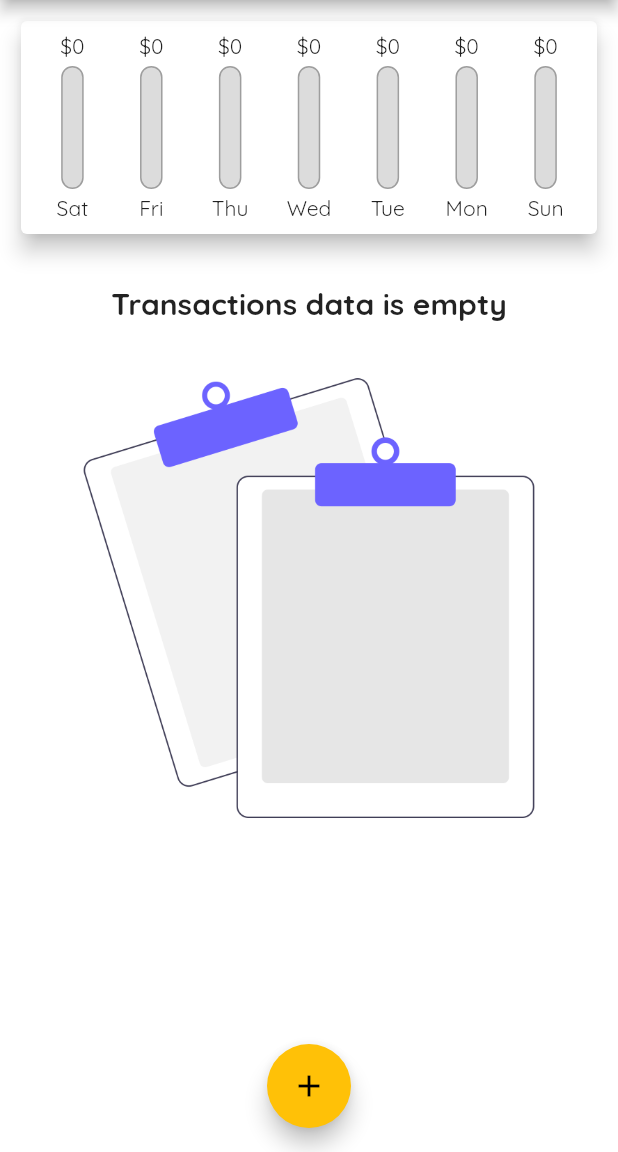
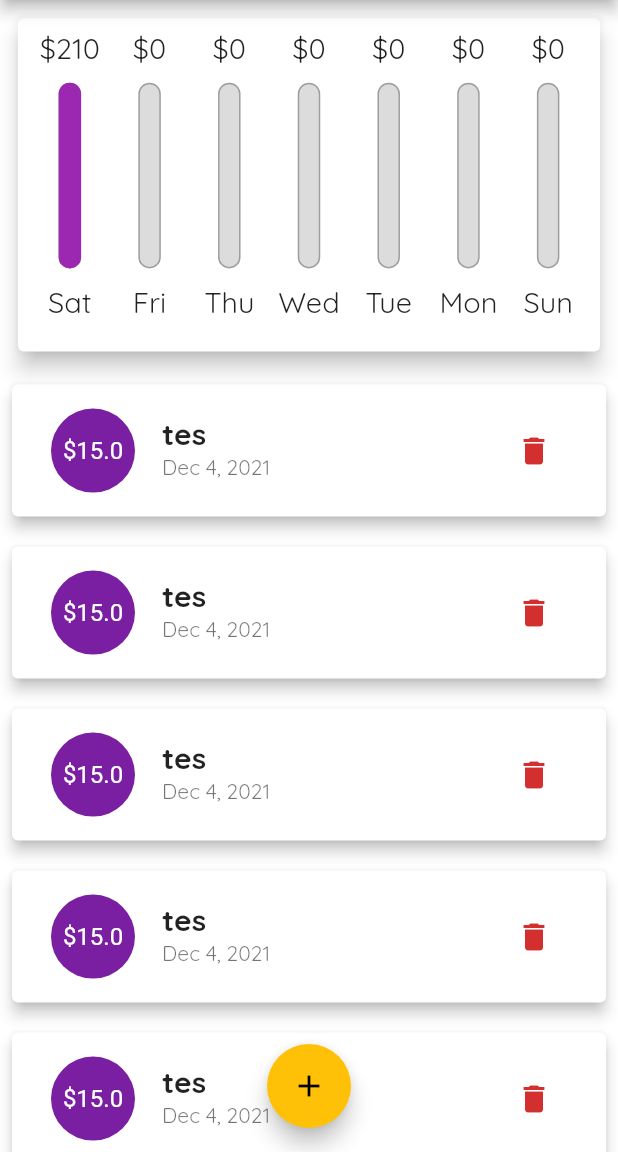
Before and after one commit to enryahhh/catatan-pengeluaran, a Flutter app: the screen it shows after launch, on a phone screen of 412 x 824 dp, the part 84-1236 px from its top. Run offline on Flutter 3.47's test engine with Material 2 defaults, Android fonts, the phone set to English and light mode, and no system bars; our stand-ins replace google_fonts.

Commit message:
add responsive (landscape mode)

```diff
--- a/lib/main.dart
+++ b/lib/main.dart
@@ -6,7 +6,10 @@ import 'package:personal_expenses_app/widgets/widgets.dart';
 import 'models/transaction.dart';
 
 void main() {
-  initializeDateFormatting('id_ID', null).then((_) => runApp(MyApp()));
+  initializeDateFormatting('id_ID', null).then((_) {
+    // SystemChrome.setPreferredOrientations([DeviceOrientation.portraitUp]);
+    return runApp(MyApp());
+  });
 }
 
 class MyApp extends StatelessWidget {
@@ -39,7 +42,78 @@ class MyHomePage extends StatefulWidget {
 }
 
 class _MyHomePageState extends State<MyHomePage> {
-  final List<Transaction> listTransactions = [];
+  final List<Transaction> listTransactions = [
+    Transaction(
+        id: DateTime.now().toString(),
+        title: 'tes',
+        amount: 15,
+        date: DateTime.now()),
+    Transaction(
+        id: DateTime.now().toString(),
+        title: 'tes',
+        amount: 15,
+        date: DateTime.now()),
+    Transaction(
+        id: DateTime.now().toString(),
+        title: 'tes',
+        amount: 15,
+        date: DateTime.now()),
+    Transaction(
+        id: DateTime.now().toString(),
+        title: 'tes',
+        amount: 15,
+        date: DateTime.now()),
+    Transaction(
+        id: DateTime.now().toString(),
+        title: 'tes',
+        amount: 15,
+        date: DateTime.now()),
+    Transaction(
+        id: DateTime.now().toString(),
+        title: 'tes',
+        amount: 15,
+        date: DateTime.now()),
+    Transaction(
+        id: DateTime.now().toString(),
+        title: 'tes',
+        amount: 15,
+        date: DateTime.now()),
+    Transaction(
+        id: DateTime.now().toString(),
+        title: 'tes',
+        amount: 15,
+        date: DateTime.now()),
+    Transaction(
+        id: DateTime.now().toString(),
+        title: 'tes',
+        amount: 15,
+        date: DateTime.now()),
+    Transaction(
+        id: DateTime.now().toString(),
+        title: 'tes',
+        amount: 15,
+        date: DateTime.now()),
+    Transaction(
+        id: DateTime.now().toString(),
+        title: 'tes',
+        amount: 15,
+        date: DateTime.now()),
+    Transaction(
+        id: DateTime.now().toString(),
+        title: 'tes',
+        amount: 15,
+        date: DateTime.now()),
+    Transaction(
+        id: DateTime.now().toString(),
+        title: 'tes',
+        amount: 15,
+        date: DateTime.now()),
+    Transaction(
+        id: DateTime.now().toString(),
+        title: 'tes',
+        amount: 15,
+        date: DateTime.now()),
+  ];
 
   void addNewTransaction(String title, double amount, DateTime choosenDate) {
     final newTrx = new Transaction(
@@ -98,9 +172,29 @@ class _MyHomePageState extends State<MyHomePage> {
     }).toList();
   }
 
+  bool _showChart = false;
+
   @override
   Widget build(BuildContext context) {
+    final isLandscape =
+        MediaQuery.of(context).orientation == Orientation.landscape;
     print(_getTransaction);
+    final appbar = AppBar(
+      title: Text(widget.title),
+      actions: [IconButton(onPressed: () {}, icon: Icon(Icons.filter_alt))],
+    );
+    final heightDevice = MediaQuery.of(context).size.height;
+
+    final listTrxWidget = Container(
+      child: TransactionList(
+        userTransactions: _getTransaction,
+        delTrx: deleteTrx,
+      ),
+      height: (heightDevice -
+              appbar.preferredSize.height -
+              MediaQuery.of(context).padding.top) *
+          0.7,
+    );
     return GestureDetector(
       onTap: () {
         FocusNode currentFocus = FocusScope.of(context);
@@ -111,33 +205,43 @@ class _MyHomePageState extends State<MyHomePage> {
       child: Scaffold(
         backgroundColor: Colors.white,
         resizeToAvoidBottomInset: false,
-        appBar: AppBar(
-          // Here we take the value from the MyHomePage object that was created by
-          // the App.build method, and use it to set our appbar title.
-          title: Text(widget.title),
-          actions: [
-            IconButton(onPressed: (){}, icon: Icon(Icons.filter_alt))
-          ],
-        ),
+        appBar: appbar,
         body: SingleChildScrollView(
           child: Column(
+            crossAxisAlignment: CrossAxisAlignment.stretch,
             children: <Widget>[
-              ChartTransaction(trxList: _getTransaction),
-              listTransactions.isEmpty
-                  ? Column(
-                      children: [
-                        SizedBox(height: 20),
-                        Text(
-                          "Transactions data is empty",
-                          style: Theme.of(context).textTheme.headline6,
-                        ),
-                        Image.asset("assets/image/no_data.png")
-                      ],
-                    )
-                  : TransactionList(
-                      userTransactions: _getTransaction,
-                      delTrx: deleteTrx,
-                    )
+              if (isLandscape)
+                Row(mainAxisAlignment: MainAxisAlignment.center, children: [
+                  Text("Show Chart"),
+                  Switch(
+                      value: _showChart,
+                      onChanged: (val) {
+                        setState(() {
+                          _showChart = val;
+                        });
+                      }),
+                ]),
+              if (!isLandscape)
+                Container(
+                  margin: EdgeInsets.all(8),
+                  child: ChartTransaction(trxList: _getTransaction),
+                  height: (heightDevice -
+                          appbar.preferredSize.height -
+                          MediaQuery.of(context).padding.top) *
+                      0.3,
+                ),
+              if (!isLandscape) listTrxWidget,
+              if (isLandscape)
+                _showChart
+                    ? Container(
+                        margin: EdgeInsets.all(8),
+                        child: ChartTransaction(trxList: _getTransaction),
+                        height: (heightDevice -
+                                appbar.preferredSize.height -
+                                MediaQuery.of(context).padding.top) *
+                            0.7,
+                      )
+                    : listTrxWidget
             ],
           ),
         ),
--- a/lib/widgets/chart.dart
+++ b/lib/widgets/chart.dart
@@ -27,12 +27,7 @@ class ChartTransaction extends StatelessWidget {
 
   @override
   Widget build(BuildContext context) {
-    return Container(
-      margin: EdgeInsets.all(10),
-      width: double.infinity,
-      height: MediaQuery.of(context).size.height -
-          (MediaQuery.of(context).size.height - 150),
-      child: Card(
+    return  Card(
         elevation:6,
         child: Padding(
           padding: const EdgeInsets.all(8.0),
@@ -53,7 +48,6 @@ class ChartTransaction extends StatelessWidget {
               //],
               ),
         ),
-      ),
     );
   }
 }
--- a/lib/widgets/chart_bar.dart
+++ b/lib/widgets/chart_bar.dart
@@ -15,16 +15,22 @@ class ChartBar extends StatelessWidget {
   @override
   Widget build(BuildContext context) {
     print(spendingTotal);
-    return Container(
-      child: Column(
-        children: [
-          FittedBox(
-            child: Text("\$${spendingAmnt.toStringAsFixed(0)}"),
-          ),
-          SizedBox(height:4),
-          Expanded(
-            child: Container(
+    return LayoutBuilder(
+      builder: (ctx, constraint) {
+        final availableHeight = constraint.maxHeight;
+        return Column(
+          // mainAxisAlignment:MainAxisAlignment.center,
+          children: [
+            Container(
+              height: availableHeight * 0.12,
+              child: FittedBox(
+                child: Text("\$${spendingAmnt.toStringAsFixed(0)}"),
+              ),
+            ),
+            SizedBox(height: availableHeight * 0.05),
+            Container(
               width: 15,
+              height: availableHeight * 0.6,
               child: Stack(children: [
                 Container(
                   decoration: BoxDecoration(
@@ -35,17 +41,21 @@ class ChartBar extends StatelessWidget {
                 FractionallySizedBox(
                   heightFactor: spendingTotal,
                   child: Container(
-                    decoration:
-                        BoxDecoration(color: Theme.of(context).primaryColor,borderRadius: BorderRadius.circular(10),),
+                    decoration: BoxDecoration(
+                      color: Theme.of(context).primaryColor,
+                      borderRadius: BorderRadius.circular(10),
+                    ),
                   ),
                 )
               ]),
             ),
-          ),
-          SizedBox(height:4),
-          Text("$label")
-        ],
-      ),
+            SizedBox(height: availableHeight * 0.05),
+            Container(
+                height: availableHeight * 0.12,
+                child: FittedBox(child: Text(label)))
+          ],
+        );
+      },
     );
   }
 }
--- a/lib/widgets/list_transaction.dart
+++ b/lib/widgets/list_transaction.dart
@@ -4,12 +4,23 @@ class TransactionList extends StatelessWidget {
   final List<Transaction> userTransactions;
   final Function delTrx;
 
-  TransactionList({Key? key, required this.userTransactions,required this.delTrx}) : super(key: key);
+  TransactionList(
+      {Key? key, required this.userTransactions, required this.delTrx})
+      : super(key: key);
   @override
   Widget build(BuildContext context) {
-    return Container(
-      height: MediaQuery.of(context).size.height / 1.8,
-      child: ListView.builder(
+    return userTransactions.isEmpty
+        ? Column(
+            children: [
+              SizedBox(height: 20),
+              Text(
+                "Transactions data is empty",
+                style: Theme.of(context).textTheme.headline6,
+              ),
+              Image.asset("assets/image/no_data.png")
+            ],
+          )
+        : ListView.builder(
             itemBuilder: (ctx, index) {
               return Card(
                   elevation: 4,
@@ -30,8 +41,8 @@ class TransactionList extends StatelessWidget {
                         '${userTransactions[index].title}',
                         style: Theme.of(context).textTheme.headline6,
                       ),
-                  subtitle: Text(
-                      DateFormat.yMMMd().format(userTransactions[index].date)),
+                      subtitle: Text(DateFormat.yMMMd()
+                          .format(userTransactions[index].date)),
                       trailing: IconButton(
                           onPressed: () {
                             delTrx(userTransactions[index].id);
@@ -44,7 +55,6 @@ class TransactionList extends StatelessWidget {
                   ));
             },
             itemCount: userTransactions.length,
-      ),
           );
   }
 }
--- a/lib/widgets/new_transaction.dart
+++ b/lib/widgets/new_transaction.dart
@@ -49,6 +49,7 @@ class _NewTransactionState extends State<NewTransaction> {
   Widget build(BuildContext context) {
     return Card(
       elevation: 5,
+      child: SingleChildScrollView(
         child: Container(
           padding: EdgeInsets.all(10),
           child: Column(
@@ -92,6 +93,7 @@ class _NewTransactionState extends State<NewTransaction> {
             ],
           ),
         ),
+      ),
     );
   }
 }
```
Lines whose indentation alone changed are shown as unchanged.
